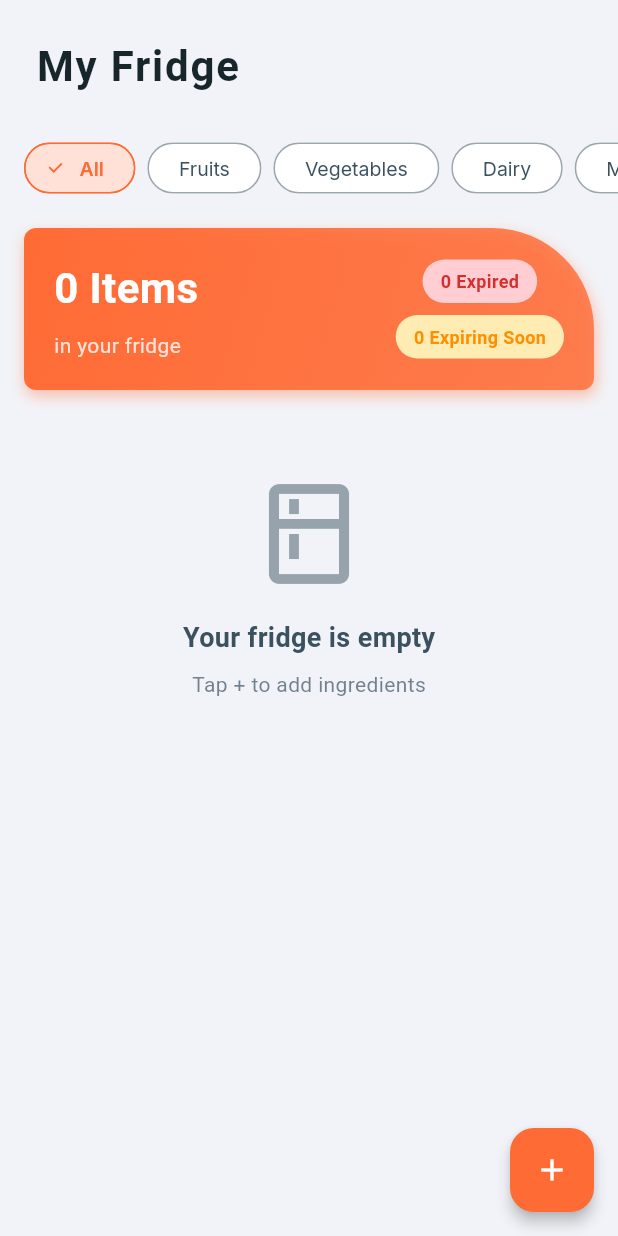
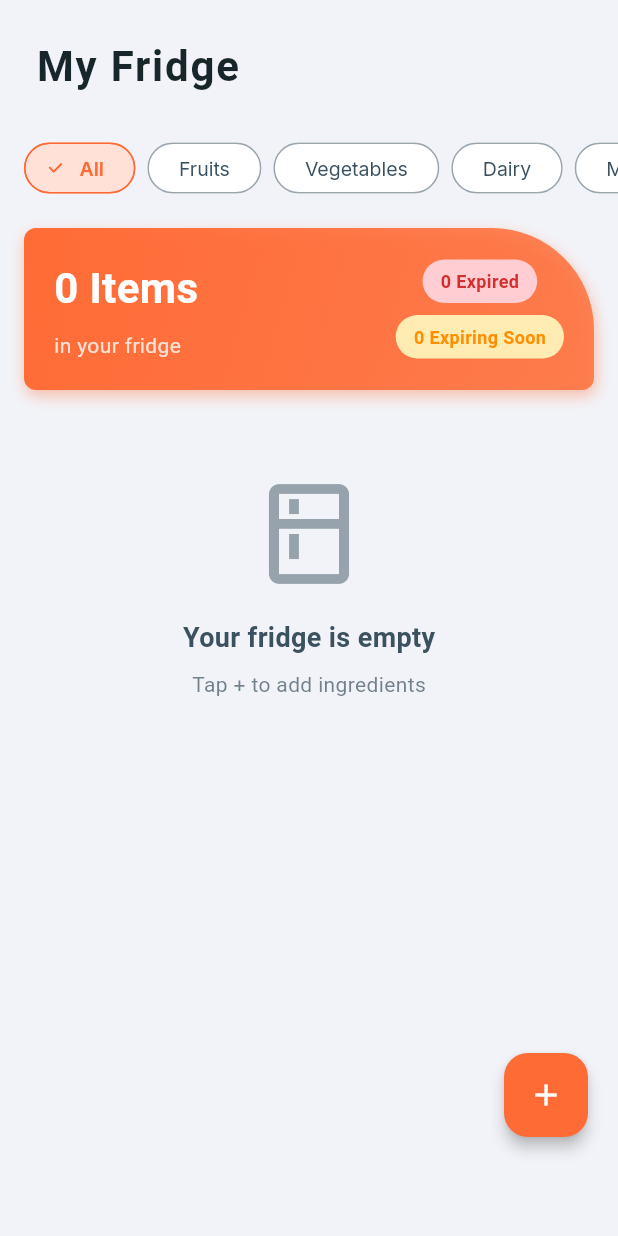
Before and after one commit to Tarekazabou/projet_web, a Flutter app: the FridgeScreen screen opened directly, on a phone screen of 412 x 824 dp. Run offline on Flutter 3.47's test engine with Material 3 defaults, Android fonts, the phone set to English and light mode, and no system bars; our stand-ins replace firebase_core, flutter_screenutil, google_fonts, image_picker, shared_preferences; accounts and stored records are empty; network calls fail.

Commit message:
Update README and application run configurations for production alignment; enhance UI elements in Fridge and BottomBar screens

```diff
--- a/my_app/lib/screens/fridge_screen.dart
+++ b/my_app/lib/screens/fridge_screen.dart
@@ -678,10 +678,16 @@ class _FridgeScreenState extends State<FridgeScreen>
         );
         return ScaleTransition(
           scale: animation,
-          child: FloatingActionButton(
-            onPressed: _showAddOptions,
-            backgroundColor: MealyTheme.nearlyOrange,
-            child: const Icon(Icons.add, color: MealyTheme.white),
+          child: Padding(
+            padding: EdgeInsets.only(
+              bottom: MediaQuery.of(context).padding.bottom + 50,
+              right: 4,
+            ),
+            child: FloatingActionButton(
+              onPressed: _showAddOptions,
+              backgroundColor: MealyTheme.nearlyOrange,
+              child: const Icon(Icons.add, color: MealyTheme.white),
+            ),
           ),
         );
       },
--- a/my_app/lib/widgets/bottom_bar_view.dart
+++ b/my_app/lib/widgets/bottom_bar_view.dart
@@ -189,7 +189,7 @@ class _BottomBarViewState extends State<BottomBarView>
                           focusColor: Colors.transparent,
                           onTap: widget.addClick,
                           child: const Icon(
-                            Icons.add,
+                            Icons.auto_awesome,
                             color: MealyTheme.white,
                             size: 32,
                           ),
```
Also changed, not shown: 3 other files.
